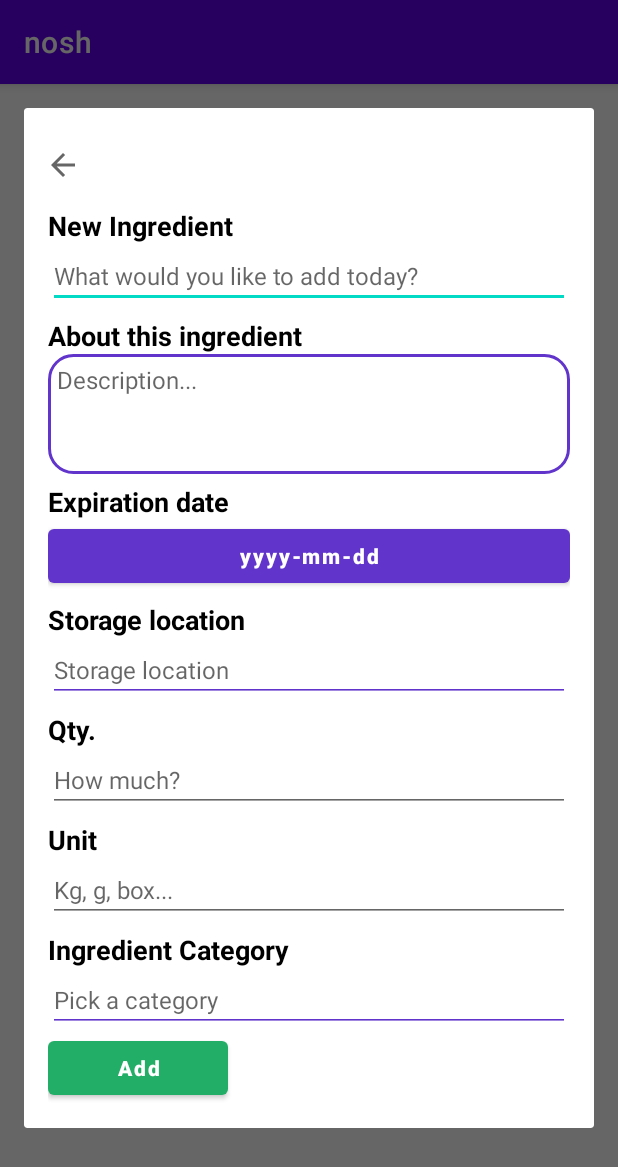
After one commit to CMPUT301F22T04/nosh, an Android app: the fragment AddIngredientDialog shown on its own in the app's theme, on a phone screen of 412 x 824 dp. The commit adds this screen. Shown: the top 1167 px of the screen. Run offline under Robolectric (Android 15) with nearby library versions, the light colour scheme and no system bars.

Commit message:
Adding AddIngredientDialog and functionality

```diff
--- /dev/null
+++ b/app/src/main/java/com/example/nosh/fragments/ingredients/AddIngredientDialog.java
@@ -0,0 +1,137 @@
+package com.example.nosh.fragments.ingredients;
+
+import android.annotation.SuppressLint;
+import android.app.DatePickerDialog;
+import android.os.Bundle;
+import android.text.TextUtils;
+import android.view.LayoutInflater;
+import android.view.View;
+import android.view.ViewGroup;
+import android.widget.Button;
+import android.widget.DatePicker;
+import android.widget.EditText;
+import android.widget.ImageButton;
+
+import androidx.annotation.NonNull;
+import androidx.annotation.Nullable;
+import androidx.fragment.app.DialogFragment;
+
+import com.example.nosh.R;
+import com.example.nosh.utils.DateUtil;
+
+import java.util.Calendar;
+import java.util.Date;
+
+public class AddIngredientDialog extends DialogFragment implements DatePickerDialog.OnDateSetListener {
+    private EditText ingName;
+    private EditText ingDescription;
+    private Button ingExpirationDate;
+    private EditText ingStorageLocation;
+    private EditText ingQuantity;
+    private EditText ingUnit;
+    private EditText ingCategory;
+
+    public static AddIngredientDialog newInstance() {
+        return new AddIngredientDialog();
+    }
+
+    @Nullable
+    @Override
+    public View onCreateView(@NonNull LayoutInflater inflater, ViewGroup container,
+                             Bundle savedInstanceState) {
+        super.onCreateView(inflater, container, savedInstanceState);
+        View view = inflater.inflate(R.layout.add_ingredient_layout, container, false);
+        // DatePickerDialog used for the date
+        Calendar c = Calendar.getInstance();
+        int year = c.get(Calendar.YEAR);
+        int month = c.get(Calendar.MONTH);
+        int day = c.get(Calendar.DAY_OF_MONTH);
+        DatePickerDialog datePickerDialog = new DatePickerDialog(requireContext(), this, year,
+                month, day);
+        // fields
+        ingName = view.findViewById(R.id.add_name);
+        ingDescription = view.findViewById(R.id.add_description);
+        ingExpirationDate = view.findViewById(R.id.add_date);
+        ingStorageLocation = view.findViewById(R.id.add_storage_location);
+        ingQuantity = view.findViewById(R.id.add_qty);
+        ingUnit = view.findViewById(R.id.add_unit);
+        ingCategory = view.findViewById(R.id.add_ingredient_category);
+        // listeners
+        ingExpirationDate.setOnClickListener(v -> datePickerDialog.show());
+
+        Button submitButton = view.findViewById(R.id.submit_add);
+        ImageButton cancelButton = view.findViewById(R.id.cancel_add);
+
+        cancelButton.setOnClickListener(v -> dismiss());
+
+        submitButton.setOnClickListener(v -> {
+            if (validInput()) {
+                addIngredientAction();
+            }
+        });
+
+        return view;
+    }
+
+    private boolean validInput() {
+        boolean invalidInput = true;
+
+        if (TextUtils.isEmpty(ingName.getText().toString())) {
+            ingName.setError("ingredient name required");
+            invalidInput = false;
+        }
+        if (TextUtils.isEmpty(ingQuantity.getText().toString())) {
+            ingQuantity.setError("qty required");
+            invalidInput = false;
+        }
+        if (TextUtils.isEmpty(ingUnit.getText().toString())) {
+            ingUnit.setError("unit required");
+            invalidInput = false;
+        }
+
+        return invalidInput;
+    }
+
+    private void addIngredientAction() {
+        Bundle args = new Bundle();
+
+        String d = ingExpirationDate.getText().toString();
+        Date date = DateUtil.getCalendar(d).getTime();
+
+        args.putString("name", ingName.getText().toString());
+        args.putString("description", ingDescription.getText().toString());
+        args.putSerializable("date", date);
+        args.putString("location", ingStorageLocation.getText().toString());
+        args.putInt("qty", Integer.parseInt(ingQuantity.getText().toString()));
+        args.putDouble("unit", Double.parseDouble(ingUnit.getText().toString()));
+        args.putString("category", ingCategory.getText().toString());
+
+        requireActivity().getSupportFragmentManager().setFragmentResult("add_ingredient", args);
+
+        dismiss();
+    }
+
+    @SuppressLint("SetTextI18n")
+    @Override
+    public void onDateSet(DatePicker datePicker, int year, int month, int day) {
+        // Format Date String to be in the yyyy-mm-dd format
+        if (Integer.toString(month).length() == 1 && Integer.toString(day).length() == 1) {
+            ingExpirationDate.setText(year + "-" + "0" + month + "-" + "0" + day);
+            return;
+        }
+        if (Integer.toString(month).length() == 1) {
+            ingExpirationDate.setText(year + "-" + "0" + month + "-" + day);
+            return;
+        }
+        if (Integer.toString(day).length() == 1) {
+            ingExpirationDate.setText(year + "-" + month + "-" + "0" + day);
+            return;
+        }
+        ingExpirationDate.setText(year + "-" + month + "-" + day);
+    }
+
+    @Override
+    public void dismiss() {
+        super.dismiss();
+    }
+}
--- a/app/src/main/java/com/example/nosh/fragments/ingredients/IngredientsFragment.java
+++ b/app/src/main/java/com/example/nosh/fragments/ingredients/IngredientsFragment.java
@@ -4,6 +4,7 @@ import android.os.Bundle;
 import android.view.LayoutInflater;
 import android.view.View;
 import android.view.ViewGroup;
+import android.widget.ImageButton;
 
 import androidx.fragment.app.Fragment;
 import androidx.recyclerview.widget.LinearLayoutManager;
@@ -18,9 +19,9 @@ import com.example.nosh.database.IngrStorageDBController;
 import com.example.nosh.entity.ingredient.StoredIngredient;
 
 import java.util.ArrayList;
+import java.util.Date;
 import java.util.Observable;
 import java.util.Observer;
-
 
 /**
  * A simple {@link Fragment} subclass.
@@ -28,18 +29,21 @@ import java.util.Observer;
  * create an instance of this fragment.
  */
 public class IngredientsFragment extends Fragment implements Observer {
-
     private StoredIngredientAdapter adapter;
-
     private IngrStorageController controller;
-
     private IngredientsFragmentListener listener;
-
     private ArrayList<StoredIngredient> storedIngredients;
 
-    private class IngredientsFragmentListener implements
-            StoredIngredientAdapter.RecyclerViewListener, View.OnClickListener {
+    public IngredientsFragment() {
+        // Required empty public constructor
+    }
 
+    public static IngredientsFragment newInstance() {
+        IngredientsFragment fragment = new IngredientsFragment();
+        return fragment;
+    }
+
+    private class IngredientsFragmentListener implements StoredIngredientAdapter.RecyclerViewListener, View.OnClickListener {
         @Override
         public void onClick(View v) {
 
@@ -56,55 +60,22 @@ public class IngredientsFragment extends Fragment implements Observer {
         }
     }
 
-    // TODO: Rename parameter arguments, choose names that match
-    // the fragment initialization parameters, e.g. ARG_ITEM_NUMBER
-    private static final String ARG_PARAM1 = "param1";
-    private static final String ARG_PARAM2 = "param2";
-
-    // TODO: Rename and change types of parameters
-    private String mParam1;
-    private String mParam2;
-
-    public IngredientsFragment() {
-        // Required empty public constructor
-    }
-
-    /**
-     * Use this factory method to create a new instance of
-     * this fragment using the provided parameters.
-     *
-     * @param param1 Parameter 1.
-     * @param param2 Parameter 2.
-     * @return A new instance of fragment IngredientsFragment.
-     */
-    // TODO: Rename and change types and number of parameters
-    public static IngredientsFragment newInstance(String param1, String param2) {
-        IngredientsFragment fragment = new IngredientsFragment();
-        Bundle args = new Bundle();
-        args.putString(ARG_PARAM1, param1);
-        args.putString(ARG_PARAM2, param2);
-        fragment.setArguments(args);
-        return fragment;
-    }
-
     @Override
     public void onCreate(Bundle savedInstanceState) {
         super.onCreate(savedInstanceState);
 
         DBControllerFactory factory =
-                AppInitializer.getInstance(requireContext()).
-                        initializeComponent(DBControllerFactoryInitializer.class);
+                AppInitializer.getInstance(requireContext()).initializeComponent(DBControllerFactoryInitializer.class);
 
-        controller = new IngrStorageController(factory
-                .createAccessController(IngrStorageDBController.class.getSimpleName()), this);
+        controller =
+                new IngrStorageController(factory.createAccessController(IngrStorageDBController.class.getSimpleName()), this);
         listener = new IngredientsFragmentListener();
 
         storedIngredients = controller.retrieve();
     }
 
     @Override
-    public View onCreateView(LayoutInflater inflater, ViewGroup container,
-                             Bundle savedInstanceState) {
+    public View onCreateView(LayoutInflater inflater, ViewGroup container, Bundle savedInstanceState) {
         // Inflate the layout for this fragment
         View v = inflater.inflate(R.layout.fragment_ingredients, container, false);
 
@@ -116,7 +87,31 @@ public class IngredientsFragment extends Fragment implements Observer {
         recyclerView.setLayoutManager(layoutManager);
         recyclerView.setAdapter(adapter);
 
+        ImageButton addButton = v.findViewById(R.id.add_btn);
+        addButton.setOnClickListener(view -> openAddIngredientDialog());
+
+        addIngredientFragmentListener();
+
         return v;
+    }
+
+    private void openAddIngredientDialog() {
+        AddIngredientDialog addIngredientDialog = AddIngredientDialog.newInstance();
+        addIngredientDialog.show(getParentFragmentManager(), "ADD_INGREDIENT");
+    }
+
+    public void addIngredientFragmentListener() {
+        requireActivity().getSupportFragmentManager().setFragmentResultListener("add_ingredient",
+                getViewLifecycleOwner(), (requestKey, result) -> {
+            controller.add(
+                    (Date) result.getSerializable("date"),
+                    result.getInt("qty"),
+                    result.getDouble("unit"),
+                    result.getString("name"),
+                    result.getString("description"),
+                    result.getString("category"),
+                    result.getString("location"));
+        });
     }
 
     @Override
--- a/app/src/main/java/com/example/nosh/repository/StoredIngredientRepo.java
+++ b/app/src/main/java/com/example/nosh/repository/StoredIngredientRepo.java
@@ -38,6 +38,8 @@ public class StoredIngredientRepo extends Observable implements Observer {
     public void add(StoredIngredient storedIngredient) {
         storedIngredients.put(storedIngredient.getHashcode(), storedIngredient);
         dbController.create(storedIngredient);
+
+        notifyObservers();
     }
 
     public ArrayList<StoredIngredient> retrieve() {
--- /dev/null
+++ b/app/src/main/res/drawable/description_border.xml
@@ -0,0 +1,15 @@
+<shape
+    xmlns:android="http://schemas.android.com/apk/res/android"
+    android:shape="rectangle">
+    <solid
+        android:color="@android:color/transparent"/>
+
+    <corners
+        android:bottomRightRadius="16dp"
+        android:bottomLeftRadius="16dp"
+        android:topLeftRadius="16dp"
+        android:topRightRadius="16dp"/>
+    <stroke
+        android:color="@color/nosh"
+        android:width="2dp"/>
+</shape>
--- /dev/null
+++ b/app/src/main/res/layout/add_ingredient_layout.xml
@@ -0,0 +1,189 @@
+<?xml version="1.0" encoding="utf-8"?>
+<RelativeLayout xmlns:android="http://schemas.android.com/apk/res/android"
+    xmlns:app="http://schemas.android.com/apk/res-auto"
+    android:layout_width="match_parent"
+    android:layout_height="match_parent"
+    android:padding="16dp">
+
+    <ImageButton
+        android:id="@+id/cancel_add"
+        android:layout_width="20dp"
+        android:layout_height="wrap_content"
+        android:src="?attr/actionModeCloseDrawable"
+        android:text="Cancel"
+        app:backgroundTint="#FFFFFF" />
+
+    <TextView
+        android:id="@+id/ingredient_name"
+        android:layout_width="match_parent"
+        android:layout_height="wrap_content"
+        android:layout_below="@id/cancel_add"
+        android:layout_alignParentStart="true"
+        android:paddingTop="6dp"
+        android:text="New Ingredient"
+        android:textColor="#000000"
+        android:textSize="18sp"
+        android:textStyle="bold" />
+
+    <EditText
+        android:id="@+id/add_name"
+        android:layout_width="match_parent"
+        android:layout_height="wrap_content"
+        android:layout_below="@id/ingredient_name"
+        android:layout_alignParentStart="true"
+        android:hint="What would you like to add today?"
+        android:inputType="text"
+        android:textSize="16sp" />
+
+    <TextView
+        android:id="@+id/about"
+        android:layout_width="match_parent"
+        android:layout_height="wrap_content"
+        android:layout_below="@id/add_name"
+        android:layout_alignParentStart="true"
+        android:paddingTop="6dp"
+        android:text="About this ingredient"
+        android:textColor="#000000"
+        android:textSize="18sp"
+        android:textStyle="bold" />
+
+    <EditText
+        android:id="@+id/add_description"
+        android:layout_width="match_parent"
+        android:layout_height="80dp"
+        android:layout_below="@id/about"
+        android:layout_alignParentStart="true"
+        android:background="@drawable/description_border"
+        android:gravity="start"
+        android:hint="Description..."
+        android:inputType="textMultiLine"
+        android:maxLength="30"
+        android:paddingLeft="6dp"
+        android:paddingTop="6dp"
+        android:textSize="16sp" />
+
+    <TextView
+        android:id="@+id/best_before"
+        android:layout_width="match_parent"
+        android:layout_height="wrap_content"
+        android:layout_below="@id/add_description"
+        android:layout_alignParentStart="true"
+        android:paddingTop="6dp"
+        android:text="Expiration date"
+        android:textColor="#000000"
+        android:textSize="18sp"
+        android:textStyle="bold" />
+
+    <Button
+        android:id="@+id/add_date"
+        android:layout_width="match_parent"
+        android:layout_height="wrap_content"
+        android:layout_below="@id/best_before"
+        android:layout_alignParentStart="true"
+        android:text="yyyy-mm-dd"
+        android:textAllCaps="false"
+        android:textSize="14sp"
+        android:textStyle="bold"
+        app:backgroundTint="@color/nosh" />
+
+    <TextView
+        android:id="@+id/storage"
+        android:layout_width="match_parent"
+        android:layout_height="wrap_content"
+        android:layout_below="@id/add_date"
+        android:layout_alignParentStart="true"
+        android:paddingTop="6dp"
+        android:text="Storage location"
+        android:textColor="#000000"
+        android:textSize="18dp"
+        android:textStyle="bold" />
+
+    <EditText
+        android:id="@+id/add_storage_location"
+        android:layout_width="match_parent"
+        android:layout_height="wrap_content"
+        android:layout_below="@id/storage"
+        android:layout_alignParentStart="true"
+        android:hint="Storage location"
+        android:textAllCaps="false"
+        android:textSize="16sp"
+        app:backgroundTint="@color/nosh" />
+
+    <TextView
+        android:id="@+id/price"
+        android:layout_width="match_parent"
+        android:layout_height="wrap_content"
+        android:layout_below="@id/add_storage_location"
+        android:layout_alignParentStart="true"
+        android:paddingTop="6dp"
+        android:text="Qty."
+        android:textColor="#000000"
+        android:textSize="18dp"
+        android:textStyle="bold" />
+
+    <EditText
+        android:id="@+id/add_qty"
+        android:layout_width="match_parent"
+        android:layout_height="wrap_content"
+        android:layout_below="@id/price"
+        android:layout_alignParentStart="true"
+        android:hint="How much?"
+        android:inputType="number"
+        android:textSize="16sp" />
+
+    <TextView
+        android:id="@+id/count"
+        android:layout_width="match_parent"
+        android:layout_height="wrap_content"
+        android:layout_below="@id/add_qty"
+        android:layout_alignParentStart="true"
+        android:paddingTop="6dp"
+        android:text="Unit"
+        android:textColor="#000000"
+        android:textSize="18dp"
+        android:textStyle="bold" />
+
+    <EditText
+        android:id="@+id/add_unit"
+        android:layout_width="match_parent"
+        android:layout_height="wrap_content"
+        android:layout_below="@id/count"
+        android:layout_alignParentStart="true"
+        android:hint="Kg, g, box..."
+        android:inputType="number"
+        android:textSize="16sp" />
+
+    <TextView
+        android:id="@+id/category"
+        android:layout_width="match_parent"
+        android:layout_height="wrap_content"
+        android:layout_below="@id/add_unit"
+        android:layout_alignParentStart="true"
+        android:paddingTop="6dp"
+        android:text="Ingredient Category"
+        android:textColor="#000000"
+        android:textSize="18dp"
+        android:textStyle="bold" />
+
+    <EditText
+        android:id="@+id/add_ingredient_category"
+        android:layout_width="match_parent"
+        android:layout_height="wrap_content"
+        android:layout_below="@id/category"
+        android:layout_alignParentStart="true"
+        android:hint="Pick a category"
+        android:textAllCaps="false"
+        android:textSize="16sp"
+        app:backgroundTint="@color/nosh" />
+
+    <Button
+        android:id="@+id/submit_add"
+        android:layout_width="120dp"
+        android:layout_height="wrap_content"
+        android:layout_below="@id/add_ingredient_category"
+        android:layout_alignParentStart="true"
+        android:text="Add"
+        android:textAllCaps="false"
+        android:textStyle="bold"
+        app:backgroundTint="#22AE66" />
+</RelativeLayout>
```
